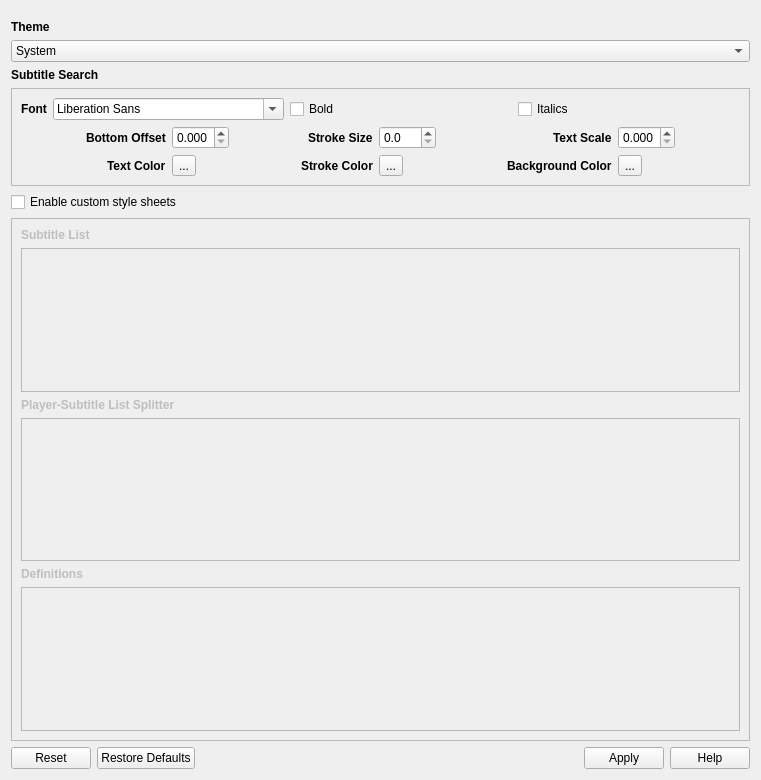
This is src/gui/widgets/interfacesettings.ui in ripose-jp/Memento as Qt 5 draws it before an edit. The edited form follows.
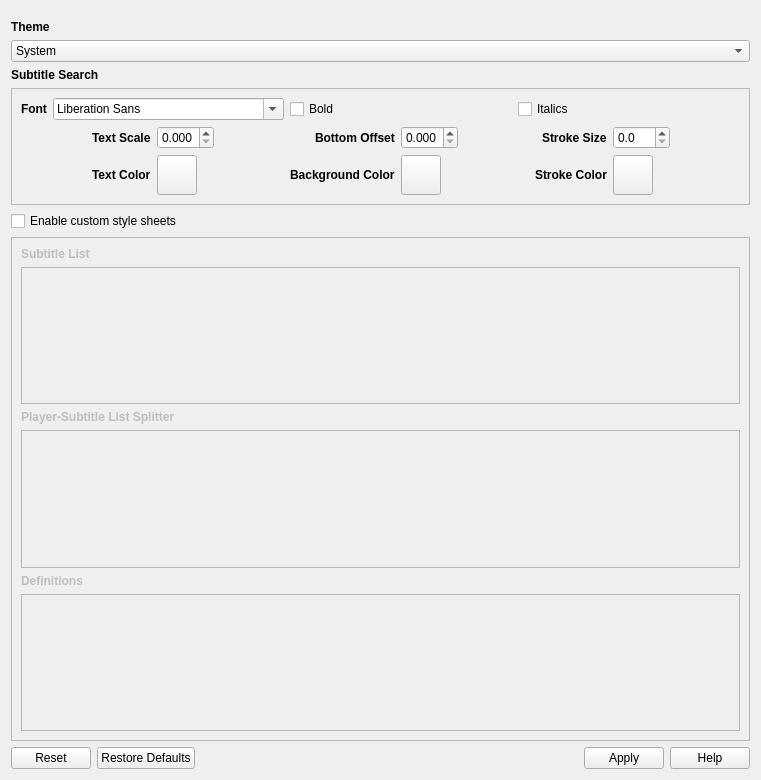
This is the edited form.

Commit message: Added front end for changing subtitle widget settings

```diff
--- a/src/gui/widgets/interfacesettings.ui
+++ b/src/gui/widgets/interfacesettings.ui
@@ -120,7 +120,11 @@
              </widget>
             </item>
             <item>
-             <widget class="QFontComboBox" name="fontComboSub"/>
+             <widget class="QFontComboBox" name="fontComboSub">
+              <property name="writingSystem">
+               <enum>QFontDatabase::Japanese</enum>
+              </property>
+             </widget>
             </item>
             <item>
              <widget class="QCheckBox" name="checkSubBold">
@@ -140,8 +144,21 @@
           </item>
           <item>
            <layout class="QGridLayout" name="gridLayout">
-            <item row="0" column="1" alignment="Qt::AlignRight">
-             <widget class="QLabel" name="labelSubOffset">
+            <item row="1" column="8">
+             <widget class="QToolButton" name="buttonSubStroke">
+              <property name="minimumSize">
+               <size>
+                <width>40</width>
+                <height>40</height>
+               </size>
+              </property>
+              <property name="toolTip">
+               <string>The color of the stroke.</string>
+              </property>
+             </widget>
+            </item>
+            <item row="1" column="7" alignment="Qt::AlignRight">
+             <widget class="QLabel" name="labelSubStrokeColor">
               <property name="font">
                <font>
                 <weight>75</weight>
@@ -149,16 +166,15 @@
                </font>
               </property>
               <property name="text">
-               <string>Bottom Offset</string>
+               <string>Stroke Color</string>
               </property>
              </widget>
             </item>
             <item row="0" column="2">
-             <widget class="QDoubleSpinBox" name="spinSubOffset">
+             <widget class="QDoubleSpinBox" name="spinSubScale">
               <property name="toolTip">
-               <string>How high the subtitle search should appear from the bottom relative the size of the player.
-A value of 0 positions the subtitle at the bottom.
-A value of 1 positions the subtitle at the top.</string>
+               <string>How large the text should appear relative to the size of the player.
+A value of 0.1 would make each character 10% of the height of the player.</string>
               </property>
               <property name="decimals">
                <number>3</number>
@@ -171,7 +187,7 @@
               </property>
              </widget>
             </item>
-            <item row="0" column="4" alignment="Qt::AlignRight">
+            <item row="0" column="7" alignment="Qt::AlignRight">
              <widget class="QLabel" name="labelSubStrokeSize">
               <property name="font">
                <font>
@@ -184,7 +200,7 @@
               </property>
              </widget>
             </item>
-            <item row="0" column="7" alignment="Qt::AlignRight">
+            <item row="0" column="1" alignment="Qt::AlignRight">
              <widget class="QLabel" name="labelSubScale">
               <property name="font">
                <font>
@@ -197,16 +213,58 @@
               </property>
              </widget>
             </item>
-            <item row="1" column="8">
-             <widget class="QToolButton" name="buttonSubBackground">
-              <property name="toolTip">
-               <string>The color of the background.</string>
+            <item row="0" column="4" alignment="Qt::AlignRight">
+             <widget class="QLabel" name="labelSubOffset">
+              <property name="font">
+               <font>
+                <weight>75</weight>
+                <bold>true</bold>
+               </font>
               </property>
               <property name="text">
-               <string>...</string>
+               <string>Bottom Offset</string>
               </property>
              </widget>
             </item>
+            <item row="0" column="6">
+             <spacer name="horizontalSpacer_4">
+              <property name="orientation">
+               <enum>Qt::Horizontal</enum>
+              </property>
+              <property name="sizeHint" stdset="0">
+               <size>
+                <width>40</width>
+                <height>20</height>
+               </size>
+              </property>
+             </spacer>
+            </item>
+            <item row="1" column="4" alignment="Qt::AlignRight">
+             <widget class="QLabel" name="labelSubBackground">
+              <property name="font">
+               <font>
+                <weight>75</weight>
+                <bold>true</bold>
+               </font>
+              </property>
+              <property name="text">
+               <string>Background Color</string>
+              </property>
+             </widget>
+            </item>
+            <item row="0" column="9">
+             <spacer name="horizontalSpacer_2">
+              <property name="orientation">
+               <enum>Qt::Horizontal</enum>
+              </property>
+              <property name="sizeHint" stdset="0">
+               <size>
+                <width>40</width>
+                <height>20</height>
+               </size>
+              </property>
+             </spacer>
+            </item>
             <item row="1" column="1" alignment="Qt::AlignRight">
              <widget class="QLabel" name="labelSubColor">
               <property name="font">
@@ -220,110 +278,8 @@
               </property>
              </widget>
             </item>
-            <item row="0" column="9">
-             <spacer name="horizontalSpacer_2">
-              <property name="orientation">
-               <enum>Qt::Horizontal</enum>
-              </property>
-              <property name="sizeHint" stdset="0">
-               <size>
-                <width>40</width>
-                <height>20</height>
-               </size>
-              </property>
-             </spacer>
-            </item>
-            <item row="1" column="4" alignment="Qt::AlignRight">
-             <widget class="QLabel" name="labelSubStrokeColor">
-              <property name="font">
-               <font>
-                <weight>75</weight>
-                <bold>true</bold>
-               </font>
-              </property>
-              <property name="text">
-               <string>Stroke Color</string>
-              </property>
-             </widget>
-            </item>
-            <item row="1" column="5">
-             <widget class="QToolButton" name="buttonSubStroke">
-              <property name="toolTip">
-               <string>The color of the stroke.</string>
-              </property>
-              <property name="text">
-               <string>...</string>
-              </property>
-             </widget>
-            </item>
-            <item row="0" column="0">
-             <spacer name="horizontalSpacer">
-              <property name="orientation">
-               <enum>Qt::Horizontal</enum>
-              </property>
-              <property name="sizeHint" stdset="0">
-               <size>
-                <width>40</width>
-                <height>20</height>
-               </size>
-              </property>
-             </spacer>
-            </item>
-            <item row="0" column="3">
-             <spacer name="horizontalSpacer_3">
-              <property name="orientation">
-               <enum>Qt::Horizontal</enum>
-              </property>
-              <property name="sizeHint" stdset="0">
-               <size>
-                <width>40</width>
-                <height>20</height>
-               </size>
-              </property>
-             </spacer>
-            </item>
-            <item row="1" column="2">
-             <widget class="QToolButton" name="buttonSubColo">
-              <property name="toolTip">
-               <string>The color of the text.</string>
-              </property>
-              <property name="text">
-               <string>...</string>
-              </property>
-             </widget>
-            </item>
             <item row="0" column="8">
-             <widget class="QDoubleSpinBox" name="spinSubScale">
-              <property name="toolTip">
-               <string>How large the text should appear relative to the size of the player.
-A value of 0.1 would make each character 10% of the height of the player.</string>
-              </property>
-              <property name="decimals">
-               <number>3</number>
-              </property>
-              <property name="maximum">
-               <double>1.000000000000000</double>
-              </property>
-              <property name="singleStep">
-               <double>0.010000000000000</double>
-              </property>
-             </widget>
-            </item>
-            <item row="1" column="7" alignment="Qt::AlignRight">
-             <widget class="QLabel" name="labelSubBackground">
-              <property name="font">
-               <font>
-                <weight>75</weight>
-                <bold>true</bold>
-               </font>
-              </property>
-              <property name="text">
-               <string>Background Color</string>
-              </property>
-             </widget>
-            </item>
-            <item row="0" column="5">
-             <widget class="QDoubleSpinBox" name="doubleSpinBox">
+             <widget class="QDoubleSpinBox" name="spinSubStroke">
               <property name="toolTip">
                <string>Size of the stroke around text.
 A value of 0 disables stroke.</string>
@@ -333,8 +289,8 @@
               </property>
              </widget>
             </item>
-            <item row="0" column="6">
-             <spacer name="horizontalSpacer_4">
+            <item row="0" column="0">
+             <spacer name="horizontalSpacer">
               <property name="orientation">
                <enum>Qt::Horizontal</enum>
               </property>
@@ -346,6 +302,63 @@
               </property>
              </spacer>
             </item>
+            <item row="0" column="5">
+             <widget class="QDoubleSpinBox" name="spinSubOffset">
+              <property name="toolTip">
+               <string>How high the subtitle search should appear from the bottom relative the size of the player.
+A value of 0 positions the subtitle at the bottom.
+A value of 1 positions the subtitle at the top.</string>
+              </property>
+              <property name="decimals">
+               <number>3</number>
+              </property>
+              <property name="maximum">
+               <double>1.000000000000000</double>
+              </property>
+              <property name="singleStep">
+               <double>0.010000000000000</double>
+              </property>
+             </widget>
+            </item>
+            <item row="1" column="2">
+             <widget class="QToolButton" name="buttonSubColor">
+              <property name="minimumSize">
+               <size>
+                <width>40</width>
+                <height>40</height>
+               </size>
+              </property>
+              <property name="toolTip">
+               <string>The color of the text.</string>
+              </property>
+             </widget>
+            </item>
+            <item row="0" column="3">
+             <spacer name="horizontalSpacer_3">
+              <property name="orientation">
+               <enum>Qt::Horizontal</enum>
+              </property>
+              <property name="sizeHint" stdset="0">
+               <size>
+                <width>40</width>
+                <height>20</height>
+               </size>
+              </property>
+             </spacer>
+            </item>
+            <item row="1" column="5">
+             <widget class="QToolButton" name="buttonSubBackground">
+              <property name="minimumSize">
+               <size>
+                <width>40</width>
+                <height>40</height>
+               </size>
+              </property>
+              <property name="toolTip">
+               <string>The color of the background.</string>
+              </property>
+             </widget>
+            </item>
            </layout>
           </item>
          </layout>
```
The commit also changes 3 other files.
